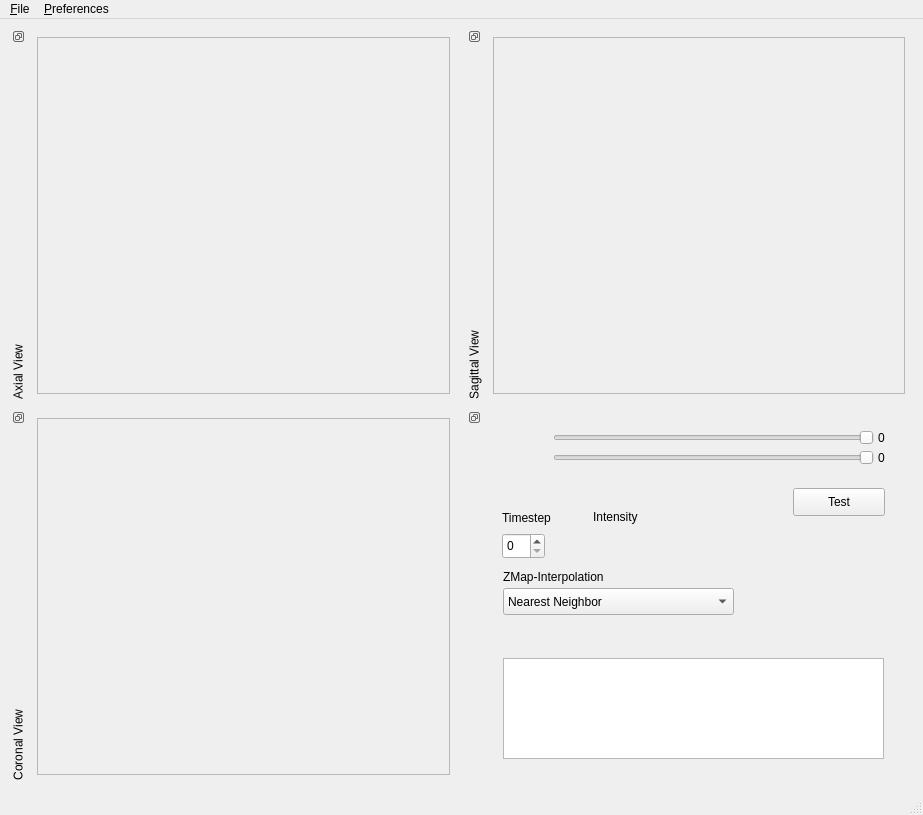
Before: the Qt Designer form forms/isisViewerMain.ui in isis-group/vast, drawn with Qt 5.
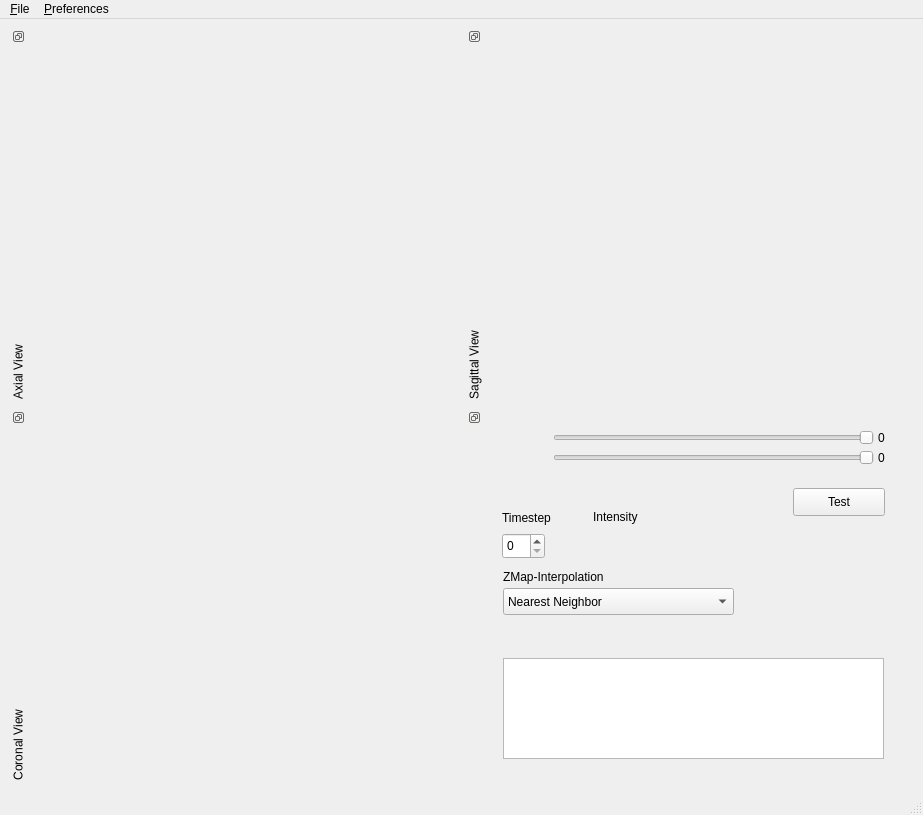
After: the same form once the commit is applied.

Commit message: removed frame from QFrame -> gives us more space for the views

```diff
--- a/forms/isisViewerMain.ui
+++ b/forms/isisViewerMain.ui
@@ -31,7 +31,7 @@
         <item>
          <widget class="QFrame" name="axialWidget">
           <property name="frameShape">
-           <enum>QFrame::StyledPanel</enum>
+           <enum>QFrame::NoFrame</enum>
           </property>
           <property name="frameShadow">
            <enum>QFrame::Raised</enum>
@@ -58,7 +58,7 @@
         <item>
          <widget class="QFrame" name="sagittalWidget">
           <property name="frameShape">
-           <enum>QFrame::StyledPanel</enum>
+           <enum>QFrame::NoFrame</enum>
           </property>
           <property name="frameShadow">
            <enum>QFrame::Raised</enum>
@@ -88,7 +88,7 @@
         <item>
          <widget class="QFrame" name="coronalWidget">
           <property name="frameShape">
-           <enum>QFrame::StyledPanel</enum>
+           <enum>QFrame::NoFrame</enum>
           </property>
           <property name="frameShadow">
            <enum>QFrame::Raised</enum>
```
The commit also changes 2 other files.
